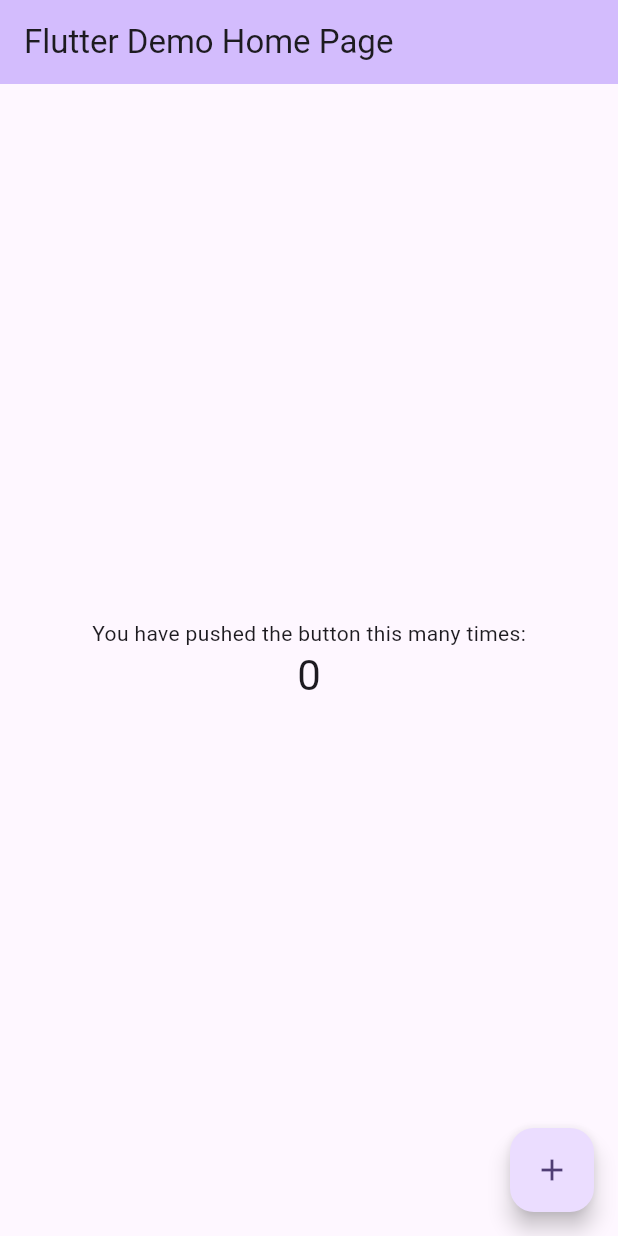
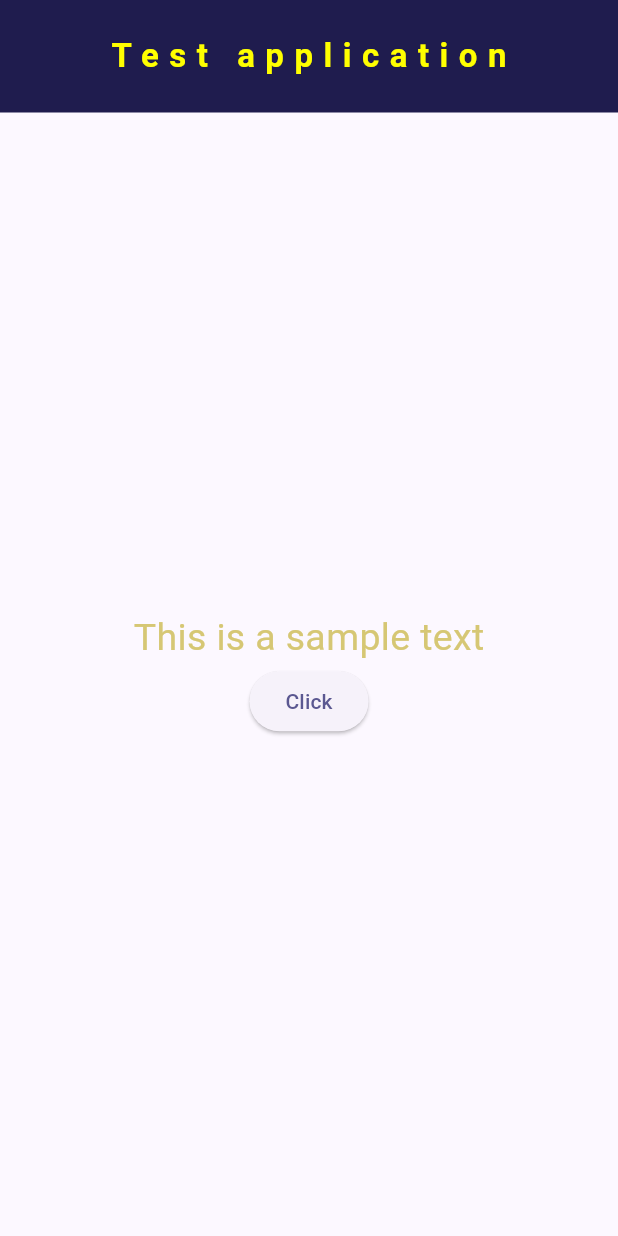
Before and after one commit to vincentmworia/hemrock_security_services_hr_system, a Flutter app: the screen it shows after launch, on a phone screen of 412 x 824 dp. Run offline on Flutter 3.47's test engine with Material 3 defaults, Android fonts, the phone set to English and light mode, and no system bars.

Commit message:
Color Selection

```diff
--- /dev/null
+++ b/lib/home_page.dart
@@ -0,0 +1,33 @@
+import 'package:flutter/material.dart';
+import 'package:hemrock/main.dart';
+
+class HomePage extends StatelessWidget {
+  const HomePage({super.key});
+
+  @override
+  Widget build(BuildContext context) {
+    return Scaffold(
+      appBar: AppBar(
+        // backgroundColor: Theme.of(context).colorScheme.primary,
+        title: const Text(
+          'Test application',
+          // style: TextStyle(color: Colors.brown),
+        ),
+      ),
+      body: SizedBox(
+        width: MediaQuery.of(context).size.width,
+        child: Column(
+          mainAxisAlignment: MainAxisAlignment.center,
+          crossAxisAlignment: CrossAxisAlignment.center,
+          children: [
+            Text('This is a sample text',style: TextStyle(color: appSecondaryColor,fontSize: 25.0),),
+            ElevatedButton(
+              onPressed: () {},
+              child: const Text('Click'),
+            ),
+          ],
+        ),
+      ),
+    );
+  }
+}
--- a/lib/main.dart
+++ b/lib/main.dart
@@ -1,4 +1,15 @@
 import 'package:flutter/material.dart';
+
+import './home_page.dart';
+
+const appTitle = "Hemrock Security Services";
+
+// Colors
+const appPrimaryColor = Color.fromRGBO(31, 28, 78, 1);
+const appSecondaryColor = Color.fromRGBO(214, 199, 116, 1);
+const appInversePrimaryColor = Colors.yellowAccent;
+const appSecondaryColor2 = Color.fromRGBO(110, 167, 94, 1);
+const appTextColor = Colors.white;
 
 void main() {
   runApp(const MyApp());
@@ -7,119 +18,26 @@
 class MyApp extends StatelessWidget {
   const MyApp({super.key});
 
-  // This widget is the root of your application.
   @override
   Widget build(BuildContext context) {
     return MaterialApp(
-      title: 'Flutter Demo',
-      theme: ThemeData(
-        // This is the theme of your application.
-        //
-        // TRY THIS: Try running your application with "flutter run". You'll see
-        // the application has a purple toolbar. Then, without quitting the app,
-        // try changing the seedColor in the colorScheme below to Colors.green
-        // and then invoke "hot reload" (save your changes or press the "hot
-        // reload" button in a Flutter-supported IDE, or press "r" if you used
-        // the command line to start the app).
-        //
-        // Notice that the counter didn't reset back to zero; the application
-        // state is not lost during the reload. To reset the state, use hot
-        // restart instead.
-        //
-        // This works for code too, not just values: Most code changes can be
-        // tested with just a hot reload.
-        colorScheme: ColorScheme.fromSeed(seedColor: Colors.deepPurple),
-        useMaterial3: true,
-      ),
-      home: const MyHomePage(title: 'Flutter Demo Home Page'),
-    );
+        title: appTitle,
+        debugShowCheckedModeBanner: false,
+        theme: ThemeData(
+          colorScheme: ColorScheme.fromSeed(seedColor: appPrimaryColor),
+          useMaterial3: true,
+          appBarTheme: const AppBarTheme(
+            toolbarHeight: 75.0,
+            backgroundColor: appPrimaryColor,
+            centerTitle: true,
+            titleTextStyle: TextStyle(
+              fontSize: 22.0,
+              color: appInversePrimaryColor,
+              fontWeight: FontWeight.bold,
+              letterSpacing: 7.0,
+            ),
+          ),
+        ),
+        home: const HomePage());
   }
 }
-
-class MyHomePage extends StatefulWidget {
-  const MyHomePage({super.key, required this.title});
-
-  // This widget is the home page of your application. It is stateful, meaning
-  // that it has a State object (defined below) that contains fields that affect
-  // how it looks.
-
-  // This class is the configuration for the state. It holds the values (in this
-  // case the title) provided by the parent (in this case the App widget) and
-  // used by the build method of the State. Fields in a Widget subclass are
-  // always marked "final".
-
-  final String title;
-
-  @override
-  State<MyHomePage> createState() => _MyHomePageState();
-}
-
-class _MyHomePageState extends State<MyHomePage> {
-  int _counter = 0;
-
-  void _incrementCounter() {
-    setState(() {
-      // This call to setState tells the Flutter framework that something has
-      // changed in this State, which causes it to rerun the build method below
-      // so that the display can reflect the updated values. If we changed
-      // _counter without calling setState(), then the build method would not be
-      // called again, and so nothing would appear to happen.
-      _counter++;
-    });
-  }
-
-  @override
-  Widget build(BuildContext context) {
-    // This method is rerun every time setState is called, for instance as done
-    // by the _incrementCounter method above.
-    //
-    // The Flutter framework has been optimized to make rerunning build methods
-    // fast, so that you can just rebuild anything that needs updating rather
-    // than having to individually change instances of widgets.
-    return Scaffold(
-      appBar: AppBar(
-        // TRY THIS: Try changing the color here to a specific color (to
-        // Colors.amber, perhaps?) and trigger a hot reload to see the AppBar
-        // change color while the other colors stay the same.
-        backgroundColor: Theme.of(context).colorScheme.inversePrimary,
-        // Here we take the value from the MyHomePage object that was created by
-        // the App.build method, and use it to set our appbar title.
-        title: Text(widget.title),
-      ),
-      body: Center(
-        // Center is a layout widget. It takes a single child and positions it
-        // in the middle of the parent.
-        child: Column(
-          // Column is also a layout widget. It takes a list of children and
-          // arranges them vertically. By default, it sizes itself to fit its
-          // children horizontally, and tries to be as tall as its parent.
-          //
-          // Column has various properties to control how it sizes itself and
-          // how it positions its children. Here we use mainAxisAlignment to
-          // center the children vertically; the main axis here is the vertical
-          // axis because Columns are vertical (the cross axis would be
-          // horizontal).
-          //
-          // TRY THIS: Invoke "debug painting" (choose the "Toggle Debug Paint"
-          // action in the IDE, or press "p" in the console), to see the
-          // wireframe for each widget.
-          mainAxisAlignment: MainAxisAlignment.center,
-          children: <Widget>[
-            const Text(
-              'You have pushed the button this many times:',
-            ),
-            Text(
-              '$_counter',
-              style: Theme.of(context).textTheme.headlineMedium,
-            ),
-          ],
-        ),
-      ),
-      floatingActionButton: FloatingActionButton(
-        onPressed: _incrementCounter,
-        tooltip: 'Increment',
-        child: const Icon(Icons.add),
-      ), // This trailing comma makes auto-formatting nicer for build methods.
-    );
-  }
-}
```
